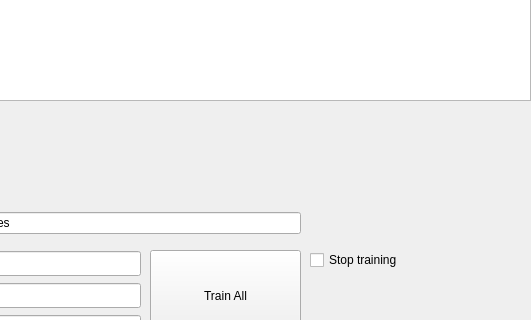
Qt form main_ui.ui (Alibhji/Paper_2_PyQT_Pytorch) before a commit; both pictures show x 330 to 861 and y 300 to 620 of the 1215 by 898 pixel window.
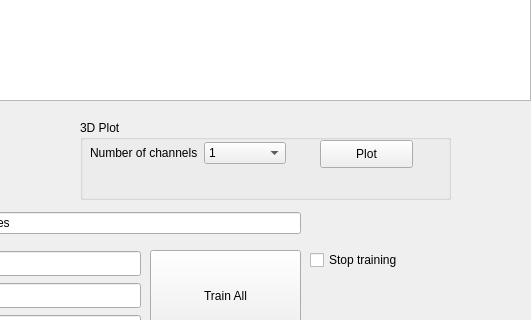
The same form after that commit.

Commit message: 3D Plot is added to gui_tools.py fix bugs

```diff
--- a/main_ui.ui
+++ b/main_ui.ui
@@ -658,6 +658,60 @@
      </item>
     </layout>
    </widget>
+   <widget class="QGroupBox" name="groupBox_5">
+    <property name="geometry">
+     <rect>
+      <x>410</x>
+      <y>420</y>
+      <width>371</width>
+      <height>80</height>
+     </rect>
+    </property>
+    <property name="title">
+     <string>3D Plot</string>
+    </property>
+    <widget class="QWidget" name="">
+     <property name="geometry">
+      <rect>
+       <x>10</x>
+       <y>20</y>
+       <width>196</width>
+       <height>26</height>
+      </rect>
+     </property>
+     <layout class="QHBoxLayout" name="horizontalLayout_11">
+      <item>
+       <widget class="QLabel" name="lbl_combo_3dPlot">
+        <property name="text">
+         <string>Number of channels</string>
+        </property>
+       </widget>
+      </item>
+      <item>
+       <widget class="QComboBox" name="in_cmbox_3dPlot">
+        <item>
+         <property name="text">
+          <string>1</string>
+         </property>
+        </item>
+       </widget>
+      </item>
+     </layout>
+    </widget>
+    <widget class="QPushButton" name="btn_3d_plot">
+     <property name="geometry">
+      <rect>
+       <x>240</x>
+       <y>20</y>
+       <width>93</width>
+       <height>28</height>
+      </rect>
+     </property>
+     <property name="text">
+      <string>Plot</string>
+     </property>
+    </widget>
+   </widget>
   </widget>
   <widget class="QMenuBar" name="menubar">
    <property name="geometry">
```
The commit also changes 2 other files.
